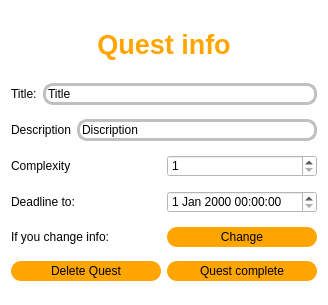
First picture: the form in Silently/src/ShowInfoQuest_DialogWindow/showinfoquest_dialogwindow.ui, repository Observersss/Silently, before the edit.
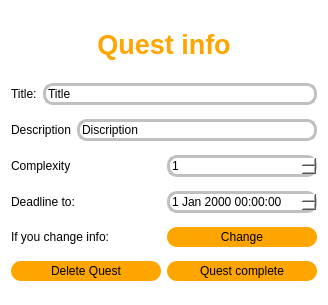
Second picture: the form after the edit.

Diff of the .ui file:
```diff
--- a/Silently/src/ShowInfoQuest_DialogWindow/showinfoquest_dialogwindow.ui
+++ b/Silently/src/ShowInfoQuest_DialogWindow/showinfoquest_dialogwindow.ui
@@ -112,6 +112,11 @@
      </item>
      <item>
       <widget class="QSpinBox" name="spinBox_Complexity">
+       <property name="styleSheet">
+        <string notr="true">color:black;
+border:3px solid silver;
+border-radius: 10px;</string>
+       </property>
        <property name="minimum">
         <number>1</number>
        </property>
@@ -137,7 +142,9 @@
      <item>
       <widget class="QDateTimeEdit" name="dateTimeEdit_deadline">
        <property name="styleSheet">
-        <string notr="true">color:black;</string>
+        <string notr="true">color:black;
+border-radius:10px;
+border:3px solid silver;</string>
        </property>
       </widget>
      </item>
```
